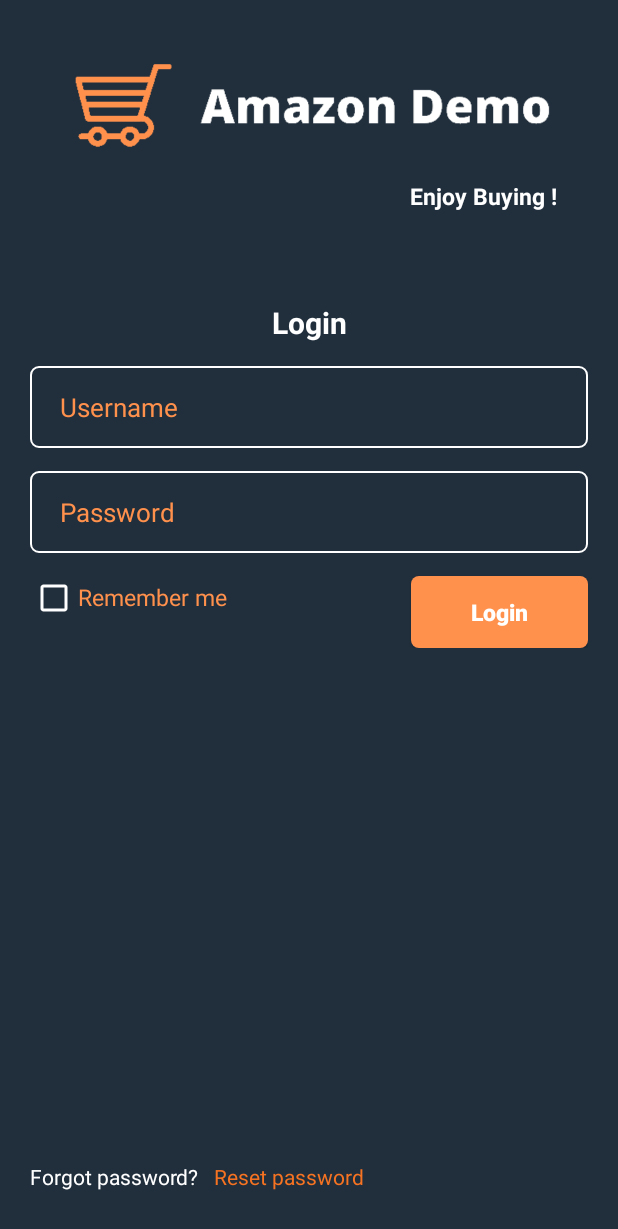
After one commit to jeneeDurai/AmazonDemo, an Android app: the LoginActivity screen opened directly, with no data from a screen before it, on a phone screen of 412 x 824 dp. The commit adds this screen. Shown: the top 1229 px of the screen. Run offline under Robolectric (Android 15) with nearby library versions, the phone set to English and light mode, and no system bars.

Commit message:
Login base UI

```diff
--- a/app/src/main/AndroidManifest.xml
+++ b/app/src/main/AndroidManifest.xml
@@ -4,11 +4,12 @@
 
     <application
         android:allowBackup="true"
-        android:icon="@mipmap/ic_launcher"
+        android:icon="@drawable/logo"
         android:label="@string/app_name"
         android:roundIcon="@mipmap/ic_launcher_round"
         android:supportsRtl="true"
         android:theme="@style/AppTheme">
+        <activity android:name=".LoginActivity"></activity>
         <activity android:name=".MainActivity">
             <intent-filter>
                 <action android:name="android.intent.action.MAIN" />
--- /dev/null
+++ b/app/src/main/java/com/example/amazondemo/LoginActivity.java
@@ -0,0 +1,13 @@
+package com.example.amazondemo;
+
+import android.support.v7.app.AppCompatActivity;
+import android.os.Bundle;
+
+public class LoginActivity extends AppCompatActivity {
+
+    @Override
+    protected void onCreate(Bundle savedInstanceState) {
+        super.onCreate(savedInstanceState);
+        setContentView(R.layout.activity_login);
+    }
+}
--- a/app/src/main/java/com/example/amazondemo/MainActivity.java
+++ b/app/src/main/java/com/example/amazondemo/MainActivity.java
@@ -1,7 +1,9 @@
 package com.example.amazondemo;
 
+import android.content.Intent;
 import android.support.v7.app.AppCompatActivity;
 import android.os.Bundle;
+import android.view.View;
 import android.widget.Button;
 
 public class MainActivity extends AppCompatActivity {
@@ -17,5 +19,13 @@ public class MainActivity extends AppCompatActivity {
 
         loginBtn = (Button) findViewById(R.id.main_login_btn);
         signUpBtn = (Button) findViewById(R.id.main_signup_btn);
+
+        loginBtn.setOnClickListener(new View.OnClickListener() {
+            @Override
+            public void onClick(View view) {
+                Intent i = new Intent(MainActivity.this, LoginActivity.class);
+                startActivity(i);
+            }
+        });
     }
 }
--- /dev/null
+++ b/app/src/main/res/drawable/input_design_white.xml
@@ -0,0 +1,15 @@
+<?xml version="1.0" encoding="utf-8"?>
+<shape xmlns:android="http://schemas.android.com/apk/res/android">
+
+    <stroke
+        android:color="@color/colorWhite"
+        android:width="1dp">
+
+    </stroke>
+
+    <corners
+        android:radius="5dp">
+
+    </corners>
+
+</shape>
--- /dev/null
+++ b/app/src/main/res/layout/activity_login.xml
@@ -0,0 +1,158 @@
+<?xml version="1.0" encoding="utf-8"?>
+<RelativeLayout xmlns:android="http://schemas.android.com/apk/res/android"
+    xmlns:app="http://schemas.android.com/apk/res-auto"
+    xmlns:tools="http://schemas.android.com/tools"
+    android:layout_width="match_parent"
+    android:layout_height="match_parent"
+    tools:context=".LoginActivity"
+    android:background="@color/colorGrey">
+
+    <ImageView
+        android:id="@+id/app_logo"
+        android:layout_width="match_parent"
+        android:layout_height="100dp"
+        android:layout_centerHorizontal="true"
+        android:layout_marginTop="20dp"
+        android:src="@drawable/amazondemocover2"/>
+
+    <TextView
+        android:id="@+id/app_slogan"
+        android:layout_width="180dp"
+        android:layout_below="@+id/app_logo"
+        android:layout_height="wrap_content"
+        android:layout_alignEnd="@+id/app_logo"
+        android:layout_marginEnd="0dp"
+        android:layout_marginTop="0dp"
+        android:text="Enjoy Buying !"
+        android:textAlignment="center"
+        android:textColor="@color/colorWhite"
+        android:textSize="15sp"
+        android:textStyle="bold"
+        />
+
+    <TextView
+        android:id="@+id/login_title"
+        android:layout_width="300dp"
+        android:layout_below="@+id/app_slogan"
+        android:layout_height="wrap_content"
+        android:layout_centerHorizontal="true"
+        android:layout_marginTop="60dp"
+        android:text="Login"
+        android:textAlignment="center"
+        android:textColor="@color/colorWhite"
+        android:textSize="20sp"
+        android:textStyle="bold"
+        />
+
+    <EditText
+        android:id="@+id/login_username_input"
+        android:layout_width="match_parent"
+        android:layout_height="wrap_content"
+        android:layout_below="@id/login_title"
+        android:background="@drawable/input_design_white"
+
+
+        android:paddingRight="20dp"
+        android:paddingLeft="20dp"
+        android:paddingTop="15dp"
+        android:paddingBottom="15dp"
+        android:layout_marginTop="15dp"
+        android:layout_marginLeft="20dp"
+        android:layout_marginRight="20dp"
+        android:hint="Username"
+        android:textColor="@color/colorWhite"
+        android:textColorHint="@color/colorPrimary"
+        android:textSize="17sp"/>
+
+    <EditText
+        android:id="@+id/login_password_input"
+        android:layout_width="match_parent"
+        android:layout_height="wrap_content"
+        android:layout_below="@id/login_username_input"
+        android:background="@drawable/input_design_white"
+        android:paddingRight="20dp"
+        android:paddingLeft="20dp"
+        android:paddingTop="15dp"
+        android:paddingBottom="15dp"
+        android:layout_marginTop="15dp"
+        android:layout_marginLeft="20dp"
+        android:layout_marginRight="20dp"
+        android:hint="Password"
+        android:inputType="textPassword"
+        android:textColor="@color/colorWhite"
+        android:textColorHint="@color/colorPrimary"
+        android:textSize="17sp"/>
+
+    <LinearLayout
+        android:id="@+id/linear_layout_1"
+        android:layout_width="match_parent"
+        android:layout_height="wrap_content"
+        android:layout_marginLeft="20dp"
+        android:layout_marginRight="20dp"
+        android:orientation="horizontal"
+        android:layout_below="@+id/login_password_input"
+        android:layout_marginTop="5dp">
+
+        <CheckBox
+            android:id="@+id/remberme"
+            android:layout_width="wrap_content"
+            android:layout_height="wrap_content"
+            android:buttonTint="@color/colorWhite"
+            />
+
+        <TextView
+            android:id="@+id/forget_password_link"
+            android:layout_width="wrap_content"
+            android:layout_height="wrap_content"
+            android:text="Remember me"
+            android:layout_weight="1"
+            android:textColor="@color/colorPrimary"
+            android:textSize="15sp"
+        />
+
+        <Button
+            android:id="@+id/main_login_btn"
+            android:layout_width="wrap_content"
+            android:layout_height="wrap_content"
+            android:layout_marginTop="10dp"
+            android:background="@drawable/buttons"
+            android:paddingLeft="40dp"
+            android:paddingRight="40dp"
+
+            android:text="Login"
+            android:textAllCaps="false"
+            android:textColor="@color/colorWhite"
+            android:textSize="15sp"
+            android:textStyle="bold" />
+    </LinearLayout>
+
+    <LinearLayout
+        android:id="@+id/linear_layout_2"
+        android:layout_width="match_parent"
+        android:layout_height="wrap_content"
+        android:layout_marginLeft="20dp"
+        android:layout_marginRight="20dp"
+        android:orientation="horizontal"
+        android:layout_alignParentBottom="true"
+
+        android:layout_marginBottom="30dp">
+
+        <TextView
+            android:layout_width="wrap_content"
+            android:layout_height="wrap_content"
+            android:text="Forgot password?"
+            android:textColor="@color/colorWhite"
+            android:textSize="14sp"/>
+
+        <TextView
+            android:layout_width="wrap_content"
+            android:layout_height="wrap_content"
+            android:text="Reset password"
+            android:textColor="@color/colorPrimaryDark"
+            android:textSize="14sp"
+            android:layout_marginLeft="10dp"
+            />
+
+    </LinearLayout>
+
+</RelativeLayout>
--- a/app/src/main/res/layout/activity_main.xml
+++ b/app/src/main/res/layout/activity_main.xml
@@ -17,8 +17,9 @@
         android:layout_width="match_parent"
         android:layout_height="100dp"
         android:layout_centerHorizontal="true"
-        android:layout_marginTop="10dp"
+        android:layout_marginTop="20dp"
         android:src="@drawable/amazondemocover2"/>
+
     <TextView
         android:id="@+id/app_slogan"
         android:layout_width="180dp"
@@ -48,6 +49,7 @@
         android:textAllCaps="false"
         android:textSize="18sp"
         android:text="Sign Up"
+        android:textStyle="bold"
         android:textColor="@color/colorWhite"/>
 
     <Button
@@ -63,6 +65,7 @@
         android:textAllCaps="false"
         android:textSize="18sp"
         android:text="Login"
+        android:textStyle="bold"
         android:textColor="@color/colorWhite"/>
 
 </RelativeLayout>
--- a/app/src/main/res/values/colors.xml
+++ b/app/src/main/res/values/colors.xml
@@ -4,5 +4,7 @@
     <color name="colorPrimaryDark">#f67322</color>
     <color name="colorAccent">#D81B60</color>
     <color name="colorWhite">#FFF</color>
+    <color name="colorGrey">#212F3D</color>
+
 
 </resources>
```
Also changed, not shown: app/src/main/res/drawable/logo.png (added).
